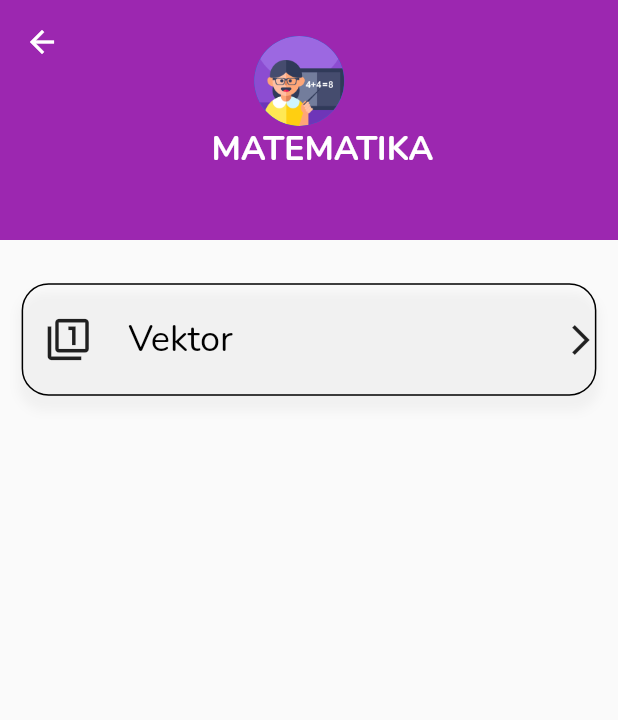
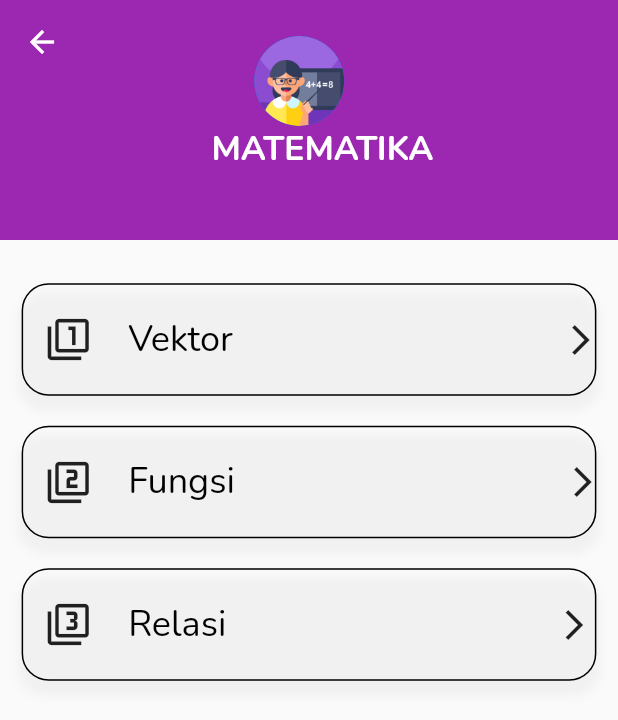
Before and after one commit to gilprad/Project-Mobile, a Flutter app: the MasukModul screen opened directly, on a phone screen of 412 x 824 dp. Shown: the top 720 px of the screen. Run offline on Flutter 3.47's test engine with Material 2 defaults, Android fonts, the phone set to English and light mode, and no system bars; our stand-ins replace google_fonts, google_maps_flutter, image_picker.

```diff
--- a/lib/components/listbab.dart
+++ b/lib/components/listbab.dart
@@ -32,7 +32,7 @@ class ListBab extends StatelessWidget {
             width: 25,
           ),
           Teks(
-            isi: "Vektor",
+            isi: "${bab}",
             size: 24,
           ),
           SizedBox(
--- a/lib/view/masukmodul.dart
+++ b/lib/view/masukmodul.dart
@@ -1,7 +1,9 @@
 import 'package:flutter/material.dart';
 import 'package:gurita/components/listbab.dart';
 import 'package:gurita/components/responsive.dart';
+import 'package:gurita/components/routes.dart';
 import 'package:gurita/components/teks.dart';
+import 'package:gurita/view/detailbab.dart';
 
 class MasukModul extends StatefulWidget {
   @override
@@ -51,10 +53,29 @@ class _MasukModulState extends State<MasukModul> {
                   vertical: displayHeight(context) * 0.035),
               child: Column(
                 children: [
+                  InkWell(
+                    onTap: () {
+                      Routes.changePage(context, DetailBab());
+                    },
+                    child: ListBab(
+                      icon: Icons.filter_1,
+                      bab: "Vektor",
+                    ),
+                  ),
+                  SizedBox(
+                    height: 20,
+                  ),
                   ListBab(
-                    icon: Icons.filter_1,
-                    bab: "Vektor",
+                    icon: Icons.filter_2,
+                    bab: "Fungsi",
                   ),
+                  SizedBox(
+                    height: 20,
+                  ),
+                  ListBab(
+                    icon: Icons.filter_3,
+                    bab: "Relasi",
+                  )
                 ],
               ),
             ),
--- a/lib/view/modul.dart
+++ b/lib/view/modul.dart
@@ -2,7 +2,6 @@ import 'package:flutter/material.dart';
 import 'package:gurita/components/bottom-nav.dart';
 import 'package:gurita/components/constant.dart';
 import 'package:gurita/components/iconmodul.dart';
-import 'package:gurita/components/profile.dart';
 import 'package:gurita/components/responsive.dart';
 import 'package:gurita/components/routes.dart';
 import 'package:gurita/components/teks.dart';
--- a/pubspec.yaml
+++ b/pubspec.yaml
@@ -27,6 +27,7 @@ dependencies:
   image_picker: ^0.6.7+21
   path_provider: ^1.6.27
   http: ^0.12.2
+  google_maps_flutter: ^1.1.1
 
   flutter:
     sdk: flutter
```
Also changed, not shown: lib/view/detailbab.dart (+35 -1 lines), lib/view/maps.dart (added, +63 -0 lines), lib/view/more.dart (+17 -2 lines), pubspec.lock, 1 other file.
